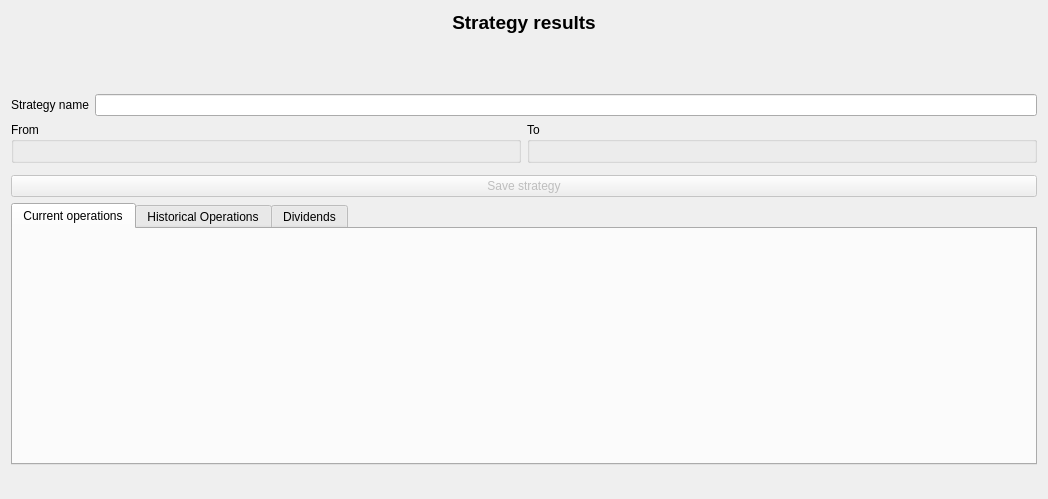
Qt form xulpymoney/ui/wdgStrategyResultsAdd.ui (turulomio/xulpymoney) before a commit.
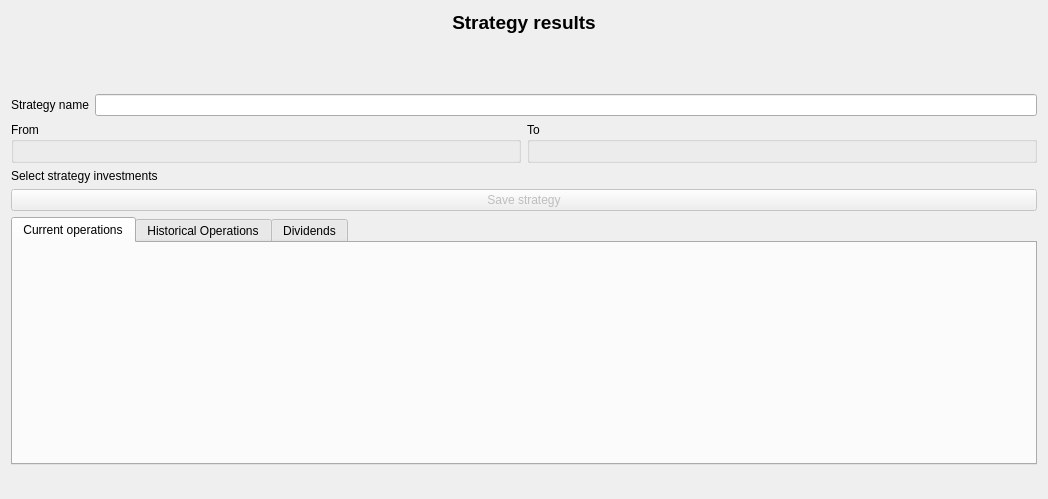
The same form after that commit. Icons and pictures are not drawn. Custom widgets are drawn as their Qt base class.

Commit message: Results are now ordered by datetime

What changed in the file:
```diff
--- a/xulpymoney/ui/wdgStrategyResultsAdd.ui
+++ b/xulpymoney/ui/wdgStrategyResultsAdd.ui
@@ -137,8 +137,19 @@
       </layout>
      </item>
      <item>
+      <layout class="QHBoxLayout" name="horizontalLayout_8">
+       <item>
+        <widget class="QLabel" name="label_2">
+         <property name="text">
+          <string>Select strategy investments</string>
+         </property>
+        </widget>
+       </item>
+       <item>
       <widget class="cmbManagerSelector" name="cmsInvestments" native="true"/>
      </item>
+      </layout>
+     </item>
      <item>
       <widget class="QPushButton" name="cmdSave">
        <property name="enabled">
```
Left out of the diff: 4 changed lines with no effect on the pictures. Lines whose indentation alone changed are shown as unchanged. The commit also changes 2 other files.
